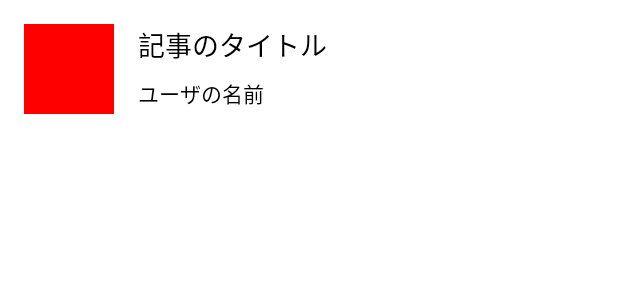
After one commit to hiesiea/Qiita0LgtmViewer, an Android app: the layout view_article.xml on its own in the app's theme, with its tools: preview values and no code run, on a phone screen of 412 x 824 dp. The commit adds this screen. Shown: the top 300 px of the screen. Run offline under Robolectric (Android 15) with nearby library versions, the phone set to English and light mode, and no system bars.

Commit message:
データ周りの準備。

```diff
--- a/app/src/main/java/com/kmdhtsh/qiita0lgtmviewer/MainActivity.kt
+++ b/app/src/main/java/com/kmdhtsh/qiita0lgtmviewer/MainActivity.kt
@@ -1,7 +1,7 @@
 package com.kmdhtsh.qiita0lgtmviewer
 
+import android.os.Bundle
 import androidx.appcompat.app.AppCompatActivity
-import android.os.Bundle
 
 class MainActivity : AppCompatActivity() {
     override fun onCreate(savedInstanceState: Bundle?) {
--- /dev/null
+++ b/app/src/main/res/layout/view_article.xml
@@ -0,0 +1,54 @@
+<?xml version="1.0" encoding="utf-8"?>
+<layout xmlns:android="http://schemas.android.com/apk/res/android"
+    xmlns:app="http://schemas.android.com/apk/res-auto"
+    xmlns:bind="http://schemas.android.com/apk/res-auto"
+    xmlns:tools="http://schemas.android.com/tools">
+
+    <data>
+
+        <variable
+            name="article"
+            type="com.kmdhtsh.qiita0lgtmviewer.entity.Article" />
+    </data>
+
+    <androidx.constraintlayout.widget.ConstraintLayout
+        android:layout_width="match_parent"
+        android:layout_height="match_parent"
+        android:padding="@dimen/view_article_padding">
+
+        <ImageView
+            android:id="@+id/profile_image_view"
+            android:layout_width="@dimen/profile_image_view_width"
+            android:layout_height="@dimen/profile_image_view_height"
+            app:layout_constraintStart_toStartOf="parent"
+            app:layout_constraintTop_toTopOf="parent"
+            bind:imageUrl="@{article.user.profileImageUrl}"
+            tools:background="#f00" />
+
+        <TextView
+            android:id="@+id/title_text_view"
+            android:layout_width="wrap_content"
+            android:layout_height="wrap_content"
+            android:layout_marginStart="@dimen/title_text_view_margin_start"
+            android:ellipsize="end"
+            android:maxLines="2"
+            android:text="@{article.title}"
+            android:textColor="@android:color/black"
+            android:textSize="@dimen/title_text_view_text_size"
+            app:layout_constraintStart_toEndOf="@id/profile_image_view"
+            app:layout_constraintTop_toTopOf="parent"
+            tools:text="記事のタイトル" />
+
+        <TextView
+            android:layout_width="wrap_content"
+            android:layout_height="wrap_content"
+            android:layout_marginTop="@dimen/user_name_text_view_margin_top"
+            android:text="@{article.user.name}"
+            android:textColor="@android:color/black"
+            android:textSize="@dimen/user_name_text_view_text_size"
+            app:layout_constraintStart_toStartOf="@id/title_text_view"
+            app:layout_constraintTop_toBottomOf="@id/title_text_view"
+            tools:text="ユーザの名前" />
+
+    </androidx.constraintlayout.widget.ConstraintLayout>
+</layout>
--- /dev/null
+++ b/app/src/main/res/values/dimens.xml
@@ -0,0 +1,10 @@
+<?xml version="1.0" encoding="utf-8"?>
+<resources>
+    <dimen name="view_article_padding">16dp</dimen>
+    <dimen name="profile_image_view_width">60dp</dimen>
+    <dimen name="profile_image_view_height">60dp</dimen>
+    <dimen name="title_text_view_margin_start">16dp</dimen>
+    <dimen name="title_text_view_text_size">18sp</dimen>
+    <dimen name="user_name_text_view_margin_top">8dp</dimen>
+    <dimen name="user_name_text_view_text_size">14sp</dimen>
+</resources>
```
Also changed, not shown: app/build.gradle (+13 -2 lines), app/src/main/java/com/kmdhtsh/qiita0lgtmviewer/Extensions.kt (added, +10 -0 lines), app/src/main/java/com/kmdhtsh/qiita0lgtmviewer/entity/Article.kt (added, +7 -0 lines), app/src/main/java/com/kmdhtsh/qiita0lgtmviewer/entity/User.kt (added, +7 -0 lines), app/src/main/java/com/kmdhtsh/qiita0lgtmviewer/view/ArticleView.kt (added, +34 -0 lines).
